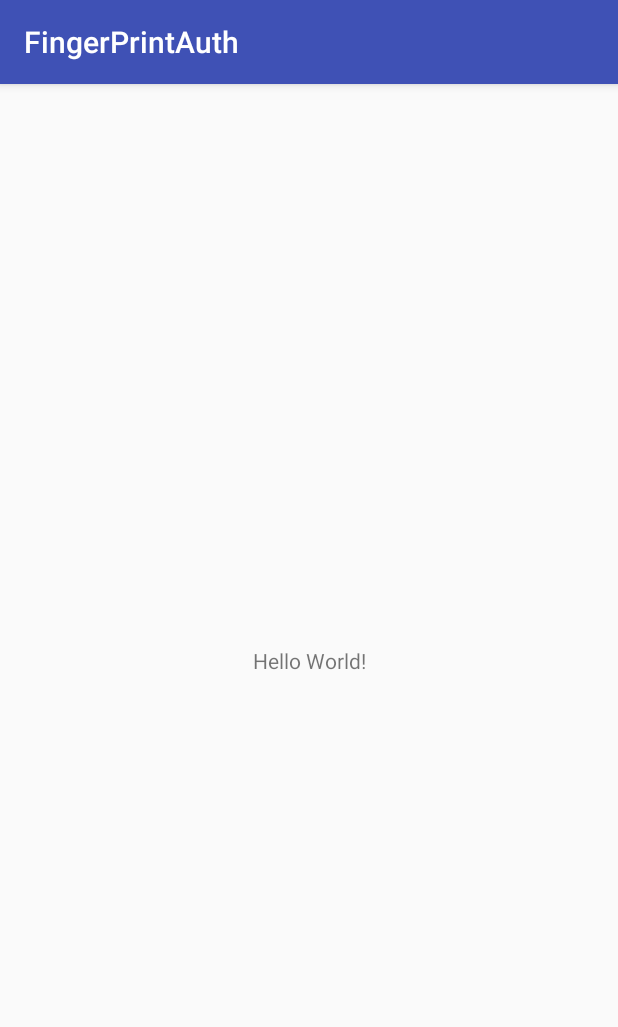
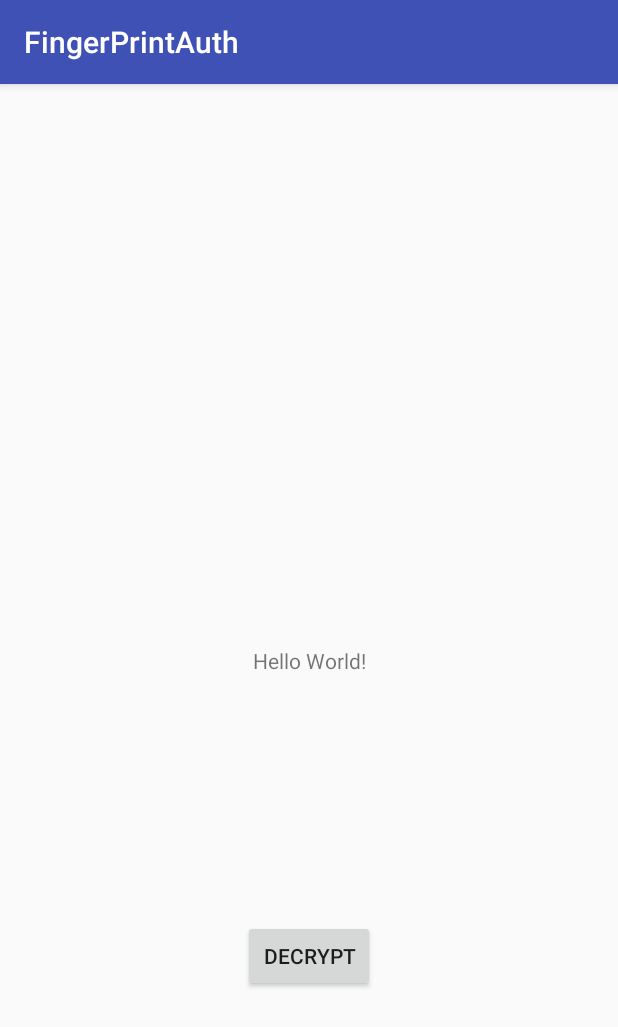
Before and after one commit to jk2pr/FingerPrintAuth, an Android app: the screen it shows after launch (MainActivity), on a phone screen of 412 x 824 dp. Shown: the top 1027 px of the screen. Run offline under Robolectric (Android 15) with nearby library versions, the phone set to English and light mode, and no system bars; 7 statements that could not run were skipped.

```diff
--- a/app/build.gradle
+++ b/app/build.gradle
@@ -8,7 +8,7 @@ android {
     compileSdkVersion 27
     defaultConfig {
         applicationId "com.hoppers.fingerprintauth"
-        minSdkVersion 15
+        minSdkVersion 23
         targetSdkVersion 27
         versionCode 1
         versionName "1.0"
--- /dev/null
+++ b/app/src/main/java/com/hoppers/fingerprintauth/Encryptor.kt
@@ -0,0 +1,48 @@
+package com.hoppers.fingerprintauth
+
+import android.security.keystore.KeyGenParameterSpec
+import android.security.keystore.KeyProperties
+import android.support.annotation.NonNull
+import java.io.IOException
+import java.security.*
+import javax.crypto.*
+
+internal class Encryptor {
+
+    var encryption: ByteArray? = null
+    var iv: ByteArray? = null
+
+    @Throws(UnrecoverableEntryException::class, NoSuchAlgorithmException::class, KeyStoreException::class, NoSuchProviderException::class, NoSuchPaddingException::class, InvalidKeyException::class, IOException::class, InvalidAlgorithmParameterException::class, SignatureException::class, BadPaddingException::class, IllegalBlockSizeException::class)
+    fun encryptText(alias: String, textToEncrypt: String): ByteArray {
+
+        val cipher = Cipher.getInstance(TRANSFORMATION)
+        cipher.init(Cipher.ENCRYPT_MODE, getSecretKey(alias))
+
+        iv = cipher.iv
+
+        encryption = cipher.doFinal(textToEncrypt.toByteArray(charset("UTF-8")))
+        return encryption!!
+    }
+
+    @NonNull
+    @Throws(NoSuchAlgorithmException::class, NoSuchProviderException::class, InvalidAlgorithmParameterException::class)
+    private fun getSecretKey(alias: String): SecretKey {
+
+        val keyGenerator = KeyGenerator
+                .getInstance(KeyProperties.KEY_ALGORITHM_AES, ANDROID_KEY_STORE)
+
+        keyGenerator.init(KeyGenParameterSpec.Builder(alias,
+                KeyProperties.PURPOSE_ENCRYPT or KeyProperties.PURPOSE_DECRYPT)
+                .setBlockModes(KeyProperties.BLOCK_MODE_GCM)
+                .setEncryptionPaddings(KeyProperties.ENCRYPTION_PADDING_NONE)
+                .build())
+
+        return keyGenerator.generateKey()
+    }
+
+    companion object {
+
+        private val TRANSFORMATION = "AES/GCM/NoPadding"
+        private val ANDROID_KEY_STORE = "AndroidKeyStore"
+    }
+}
--- a/app/src/main/java/com/hoppers/fingerprintauth/MainActivity.kt
+++ b/app/src/main/java/com/hoppers/fingerprintauth/MainActivity.kt
@@ -1,12 +1,59 @@
 package com.hoppers.fingerprintauth
 
+import android.os.Bundle
 import android.support.v7.app.AppCompatActivity
-import android.os.Bundle
+import android.util.Base64
+import android.util.Log
+import android.view.View
+import kotlinx.android.synthetic.main.activity_main.*
+import java.security.UnrecoverableEntryException
 
-class MainActivity : AppCompatActivity() {
 
+class MainActivity : AppCompatActivity(), View.OnClickListener {
+    override fun onClick(v: View) {
+
+        when (v.id) {
+            R.id.decrypt ->
+                decryptText()
+
+
+        }
+    }
+
+    private val TAG = MainActivity::class.java.simpleName
+    private val enc by lazy { Encryptor() }
+    private val dec by lazy { Decryptor() }
+    private val SAMPLE_ALIAS = "MYALIAS"
     override fun onCreate(savedInstanceState: Bundle?) {
         super.onCreate(savedInstanceState)
         setContentView(R.layout.activity_main)
+        decrypt.setOnClickListener(this)
+        encryptText()
+
+    }
+
+
+    private fun encryptText() {
+        try {
+            val encryptedText = enc
+                    .encryptText(SAMPLE_ALIAS, "Jitendra")
+            tvEncryptedText.text = Base64.encodeToString(encryptedText, Base64.DEFAULT)
+
+
+        } catch (e: Exception) {
+            Log.e(TAG, "onClick() called with: " + e.message, e)
+
+        }
+    }
+
+
+    private fun decryptText() {
+        try {
+            tvEncryptedText.text = dec
+                    .decryptData(SAMPLE_ALIAS, enc.encryption!!, enc.iv!!)
+        } catch (e: UnrecoverableEntryException) {
+            Log.e(TAG, "decryptData() called with: " + e.message, e)
+
+        }
     }
 }
--- a/app/src/main/res/layout/activity_main.xml
+++ b/app/src/main/res/layout/activity_main.xml
@@ -7,6 +7,7 @@
     tools:context=".MainActivity">
 
     <TextView
+        android:id="@+id/tvEncryptedText"
         android:layout_width="wrap_content"
         android:layout_height="wrap_content"
         android:text="Hello World!"
@@ -15,4 +16,19 @@
         app:layout_constraintRight_toRightOf="parent"
         app:layout_constraintTop_toTopOf="parent" />
 
+    <Button
+        android:id="@+id/decrypt"
+        android:layout_width="wrap_content"
+        android:layout_height="wrap_content"
+        android:layout_marginBottom="8dp"
+        android:layout_marginEnd="8dp"
+        android:layout_marginStart="8dp"
+        android:layout_marginTop="8dp"
+        android:text="Decrypt"
+        app:layout_constraintBottom_toBottomOf="parent"
+        app:layout_constraintEnd_toEndOf="parent"
+        app:layout_constraintStart_toStartOf="parent"
+        app:layout_constraintTop_toBottomOf="@+id/tvEncryptedText" />
+
+
 </android.support.constraint.ConstraintLayout>
```
Also changed, not shown: app/src/main/java/com/hoppers/fingerprintauth/Decryptor.kt (added, +45 -0 lines).
